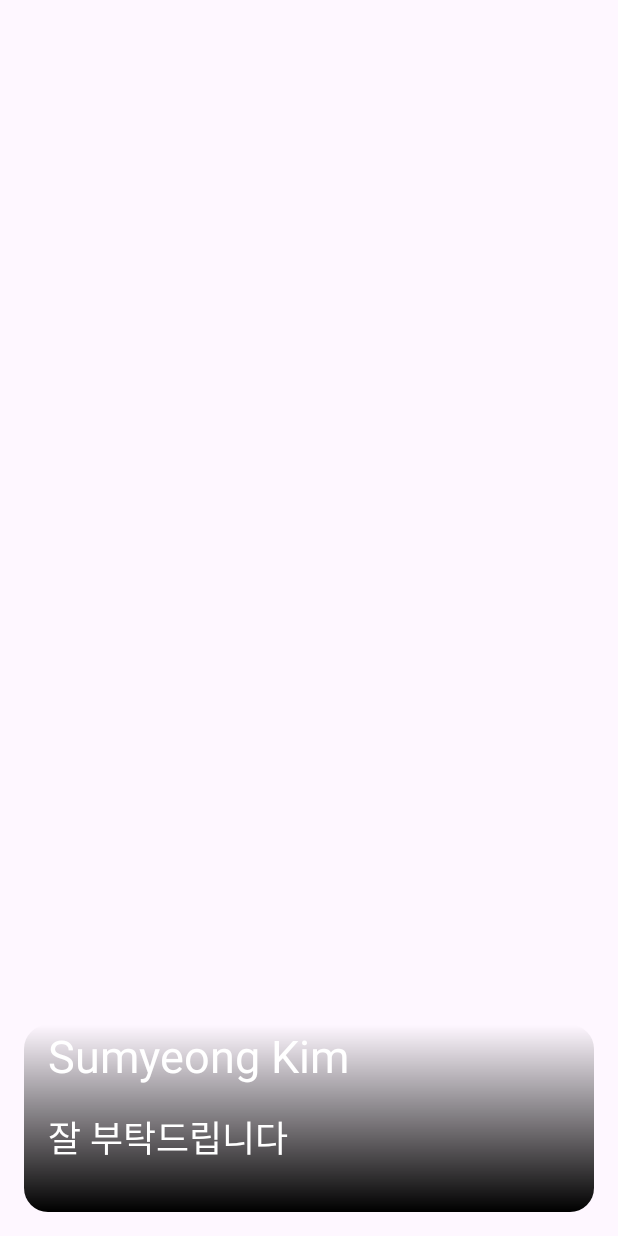
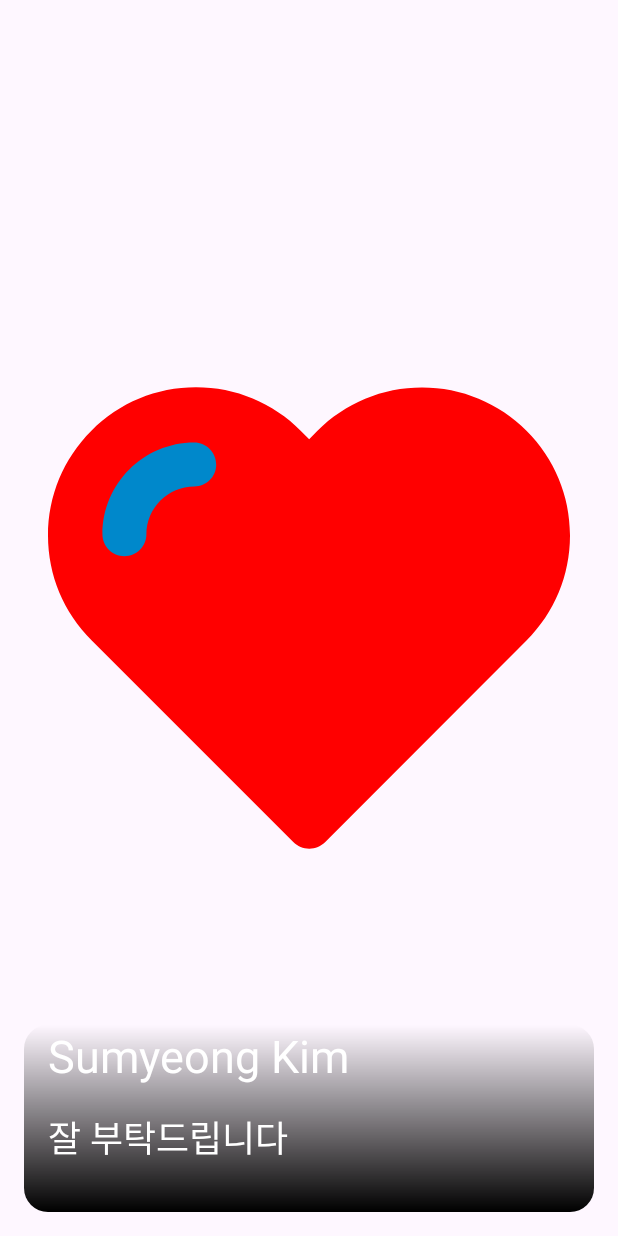
Before and after one commit to lifespank/Love42, an Android app: the layout card_item.xml on its own in the app's theme, with its tools: preview values and no code run, on a phone screen of 412 x 824 dp. Run offline under Robolectric (Android 15) with nearby library versions, the phone set to English and light mode, and no system bars.

Commit message:
[FEAT] 스와이프 시 오버레이 표시

```diff
--- /dev/null
+++ b/app/src/main/res/drawable/ic_baseline_heart_broken_24.xml
@@ -0,0 +1,10 @@
+<vector xmlns:android="http://schemas.android.com/apk/res/android"
+    android:width="24dp"
+    android:height="24dp"
+    android:viewportWidth="24"
+    android:viewportHeight="24"
+    android:tint="?attr/colorControlNormal">
+  <path
+      android:fillColor="@android:color/white"
+      android:pathData="M16.5,3c-0.96,0 -1.9,0.25 -2.73,0.69L12,9h3l-3,10l1,-9h-3l1.54,-5.39C10.47,3.61 9.01,3 7.5,3C4.42,3 2,5.42 2,8.5c0,4.13 4.16,7.18 10,12.5c5.47,-4.94 10,-8.26 10,-12.5C22,5.42 19.58,3 16.5,3z"/>
+</vector>
--- /dev/null
+++ b/app/src/main/res/drawable/ic_heart_svgrepo_com.xml
@@ -0,0 +1,4 @@
+<vector android:height="24dp" android:viewportHeight="472.7"
+    android:viewportWidth="472.7" android:width="24dp" xmlns:android="http://schemas.android.com/apk/res/android">
+    <path android:fillColor="#FF000000" android:pathData="M433.5,67c-25.3,-25.3 -59,-39.3 -94.8,-39.3s-69.6,14 -94.9,39.4l-7.3,7.3l-7.5,-7.5c-25.4,-25.4 -59.1,-39.4 -95,-39.4c-35.8,0 -69.4,13.9 -94.7,39.3C13.9,92.2 0,125.9 0,161.7s14,69.5 39.4,94.8l182.7,182.7c3.8,3.8 9,6 14.5,6c5.4,0 10.6,-2.2 14.5,-6l182.2,-182.4c25.4,-25.4 39.3,-59.1 39.4,-94.9S458.8,92.4 433.5,67zM132.5,117.2c-23.9,0 -43.4,19.5 -43.4,43.4c0,11 -8.9,19.9 -19.9,19.9s-19.9,-8.9 -19.9,-19.9c0,-45.8 37.3,-83.1 83.1,-83.1c11,0 19.9,8.9 19.9,19.9C152.4,108.4 143.5,117.2 132.5,117.2z"/>
+</vector>
--- a/app/src/main/res/layout/card_item.xml
+++ b/app/src/main/res/layout/card_item.xml
@@ -68,5 +68,31 @@
             app:layout_constraintEnd_toEndOf="@id/iv_profile"
             app:layout_constraintStart_toStartOf="@id/iv_profile" />
 
+        <FrameLayout
+            android:id="@+id/left_overlay"
+            android:layout_width="match_parent"
+            android:layout_height="match_parent">
+
+            <ImageView
+                android:layout_width="match_parent"
+                android:layout_height="match_parent"
+                android:contentDescription="@string/dislike"
+                android:src="@drawable/ic_baseline_heart_broken_24"
+                app:tint="@color/happy_blue_dark" />
+        </FrameLayout>
+
+        <FrameLayout
+            android:id="@+id/right_overlay"
+            android:layout_width="match_parent"
+            android:layout_height="match_parent">
+
+            <ImageView
+                android:layout_width="match_parent"
+                android:layout_height="match_parent"
+                android:layout_margin="16dp"
+                android:contentDescription="@string/like"
+                android:src="@drawable/ic_heart_svgrepo_com"
+                app:tint="@color/red" />
+        </FrameLayout>
     </androidx.constraintlayout.widget.ConstraintLayout>
 </layout>
--- a/app/src/main/res/values/colors.xml
+++ b/app/src/main/res/values/colors.xml
@@ -16,4 +16,5 @@
     <color name="second_happy_blue_light">#d3fbff</color>
     <color name="second_happy_blue_dark">#6e97cc</color>
     <color name="black_opac80">#E0000000</color>
+    <color name="red">#FF0000</color>
 </resources>
--- a/app/src/main/res/values/strings.xml
+++ b/app/src/main/res/values/strings.xml
@@ -29,4 +29,6 @@
     <string name="find">Find</string>
     <string name="match">Match</string>
     <string name="profile_uploaded">Profile uploaded</string>
+    <string name="dislike">Dislike</string>
+    <string name="like">Like</string>
 </resources>
```
Also changed, not shown: 1 other file.
